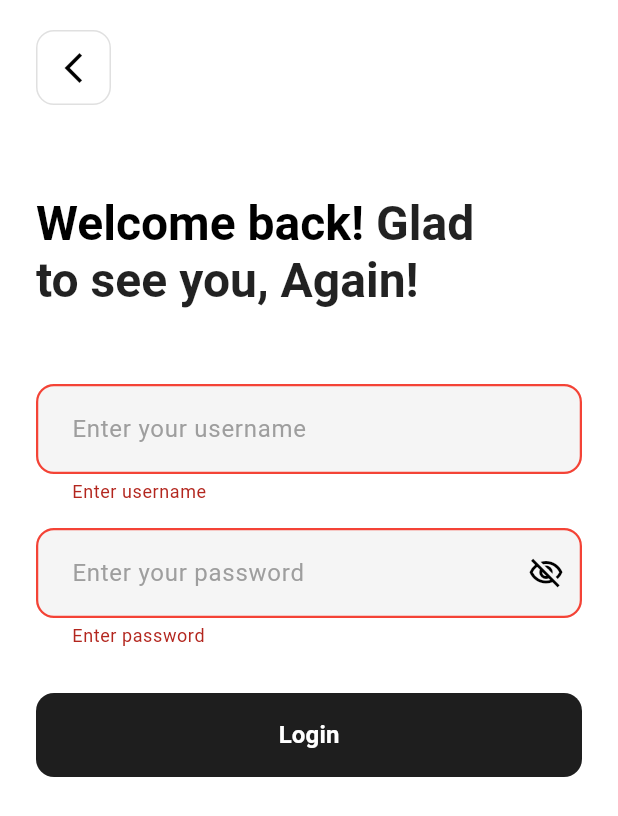
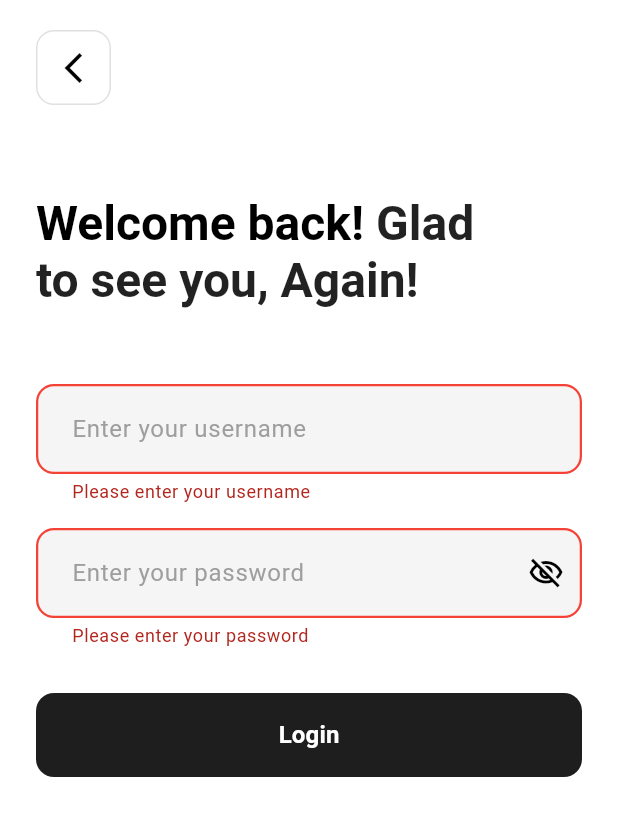
Before and after one commit to tbenjamin1/e_commerce_app, a Flutter app: the screen it shows after launch, after a tap on "Login", on a phone screen of 412 x 824 dp. Shown: the top 816 px of the screen. Run offline on Flutter 3.47's test engine with Material 3 defaults, Android fonts, the phone set to English and light mode, and no system bars; our stand-ins replace go_router, shared_preferences; accounts and stored records are empty; network calls fail.

Commit message:
updating login provider

```diff
--- a/lib/auth_screens/LoginScreen.dart
+++ b/lib/auth_screens/LoginScreen.dart
@@ -1,10 +1,8 @@
-import 'package:e_commerce_app/constants/api_urls.dart';
 import 'package:e_commerce_app/constants/colors.dart';
-import 'package:e_commerce_app/home_screens/ProductListingScreen.dart';
+import 'package:e_commerce_app/providers/user_provider.dart';
 import 'package:flutter/material.dart';
-import 'package:http/http.dart' as http;
-import 'dart:convert';
 import 'package:go_router/go_router.dart';
+import 'package:provider/provider.dart';
 
 class LoginScreen extends StatefulWidget {
   @override
@@ -16,39 +14,37 @@ class _LoginScreenState extends State<LoginScreen> {
   final TextEditingController _username = TextEditingController();
   final TextEditingController _password = TextEditingController();
   bool _obscurePassword = true;
-  bool _isLoading = false;
 
-  Future<void> login() async {
+  @override
+  void dispose() {
+    _username.dispose();
+    _password.dispose();
+    super.dispose();
+  }
+
+  Future<void> _handleLogin() async {
     if (!_formKey.currentState!.validate()) return;
 
-    setState(() {
-      _isLoading = true;
-    });
+    final userProvider = Provider.of<UserProvider>(context, listen: false);
 
-    final userCredentials = {
-      'username': _username.text.trim(),
-      'password': _password.text.trim(),
-    };
-
-    final response = await http.post(
-      Uri.parse('${baseUrl}/users'),
-      headers: {'Content-Type': 'application/json'},
-      body: json.encode(userCredentials),
+    final success = await userProvider.login(
+      _username.text.trim(),
+      _password.text.trim(),
     );
 
-    setState(() {
-      _isLoading = false;
-    });
-
-    print(response.body);
-    print(response.statusCode);
-
-    if (response.statusCode == 200) {
-      final data = json.decode(response.body);
-      context.go('/home?currentUser=${data['id'].toString()}');
-    } else {
-      ScaffoldMessenger.of(context)
-          .showSnackBar(SnackBar(content: Text('Invalid login credentials')));
+    if (success && mounted) {
+      // Navigate to home screen on successful login
+      context.go('/home');
+    } else if (mounted) {
+      // Show error message
+      final errorMessage = userProvider.errorMessage ?? 'Login failed';
+      ScaffoldMessenger.of(context).showSnackBar(
+        SnackBar(
+          content: Text(errorMessage),
+          backgroundColor: Colors.red,
+          behavior: SnackBarBehavior.floating,
+        ),
+      );
     }
   }
 
@@ -130,8 +126,12 @@ class _LoginScreenState extends State<LoginScreen> {
                 TextFormField(
                   controller: _username,
                   decoration: buildInputDecoration('Enter your username'),
-                  validator: (value) =>
-                      value!.isEmpty ? 'Enter username' : null,
+                  validator: (value) {
+                    if (value == null || value.isEmpty) {
+                      return 'Please enter your username';
+                    }
+                    return null;
+                  },
                 ),
                 const SizedBox(height: 16),
                 TextFormField(
@@ -150,15 +150,24 @@ class _LoginScreenState extends State<LoginScreen> {
                           () => _obscurePassword = !_obscurePassword),
                     ),
                   ),
-                  validator: (value) =>
-                      value!.isEmpty ? 'Enter password' : null,
+                  validator: (value) {
+                    if (value == null || value.isEmpty) {
+                      return 'Please enter your password';
+                    }
+                    if (value.length < 6) {
+                      return 'Password must be at least 6 characters';
+                    }
+                    return null;
+                  },
                 ),
                 const SizedBox(height: 30),
-                SizedBox(
+                Consumer<UserProvider>(
+                  builder: (context, userProvider, child) {
+                    return SizedBox(
                       width: double.infinity,
                       height: 56,
                       child: ElevatedButton(
-                    onPressed: _isLoading ? null : login,
+                        onPressed: userProvider.isLoading ? null : _handleLogin,
                         style: ElevatedButton.styleFrom(
                           backgroundColor: primarybuttonColor,
                           foregroundColor: Colors.white,
@@ -167,14 +176,14 @@ class _LoginScreenState extends State<LoginScreen> {
                           ),
                           elevation: 0,
                         ),
-                    child: _isLoading
+                        child: userProvider.isLoading
                             ? const SizedBox(
                                 height: 20,
                                 width: 20,
                                 child: CircularProgressIndicator(
                                   strokeWidth: 2,
-                              valueColor:
-                                  AlwaysStoppedAnimation<Color>(Colors.white),
+                                  valueColor: AlwaysStoppedAnimation<Color>(
+                                      Colors.white),
                                 ),
                               )
                             : const Text(
@@ -185,7 +194,10 @@ class _LoginScreenState extends State<LoginScreen> {
                                 ),
                               ),
                       ),
+                    );
+                  },
                 ),
+
               ],
             ),
           ),
--- a/lib/main.dart
+++ b/lib/main.dart
@@ -1,3 +1,4 @@
+import 'package:e_commerce_app/providers/user_provider.dart';
 import 'package:e_commerce_app/routers/app_router.dart';
 import 'package:flutter/material.dart';
 import 'package:provider/provider.dart';
@@ -16,6 +17,8 @@ class MyApp extends StatelessWidget {
   Widget build(BuildContext context) {
     return MultiProvider(
       providers: [
+         // UserProvider - Add this for authentication
+        ChangeNotifierProvider(create: (_) => UserProvider ()),
         // ProductProvider
         ChangeNotifierProvider(create: (_) => ProductProvider()),
         // CartProvider
--- /dev/null
+++ b/lib/models/user_model.dart
@@ -0,0 +1,39 @@
+class User {
+  final int id;
+  final String username;
+  final String email;
+  final String firstName;
+  final String lastName;
+  final String token;
+
+  User({
+    required this.id,
+    required this.username,
+    required this.email,
+    required this.firstName,
+    required this.lastName,
+    required this.token,
+  });
+
+  factory User.fromJson(Map<String, dynamic> json) {
+    return User(
+      id: json['id'] ?? 0,
+      username: json['username'] ?? '',
+      email: json['email'] ?? '',
+      firstName: json['name']?['firstname'] ?? '',
+      lastName: json['name']?['lastname'] ?? '',
+      token: json['token'] ?? '',
+    );
+  }
+
+  Map<String, dynamic> toJson() {
+    return {
+      'id': id,
+      'username': username,
+      'email': email,
+      'firstName': firstName,
+      'lastName': lastName,
+      'token': token,
+    };
+  }
+}
--- a/lib/providers/product_provider.dart
+++ b/lib/providers/product_provider.dart
@@ -57,7 +57,7 @@ class ProductProvider extends ChangeNotifier {
     }
   }
 
-  // Load more products (pagination)
+  // Load more products
   Future<void> loadMoreProducts() async {
     if (_isLoading || !_hasMore) return;
 
@@ -65,7 +65,7 @@ class ProductProvider extends ChangeNotifier {
 
     try {
       final response = await http.get(
-        Uri.parse('https://fakestoreapi.com/products'),
+        Uri.parse('${baseUrl}/products'),
       );
 
       if (response.statusCode == 200) {
--- a/lib/providers/wishlist_provider.dart
+++ b/lib/providers/wishlist_provider.dart
@@ -1,4 +1,4 @@
-// providers/wishlist_provider.dart
+
 import 'dart:convert';
 import 'package:e_commerce_app/models/product_model.dart';
 import 'package:flutter/foundation.dart';
```
Also changed, not shown: lib/providers/cart_item_provider.dart (+6 -14 lines), lib/providers/user_provider.dart (added, +95 -0 lines). Lines whose indentation alone changed are shown as unchanged.
